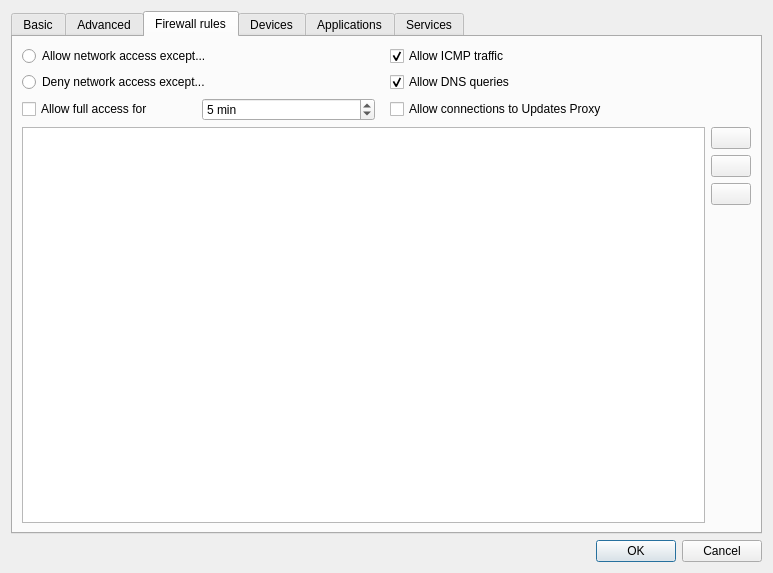
Before: the Qt Designer form ui/settingsdlg.ui in QubesOS/qubes-manager, drawn with Qt 5.
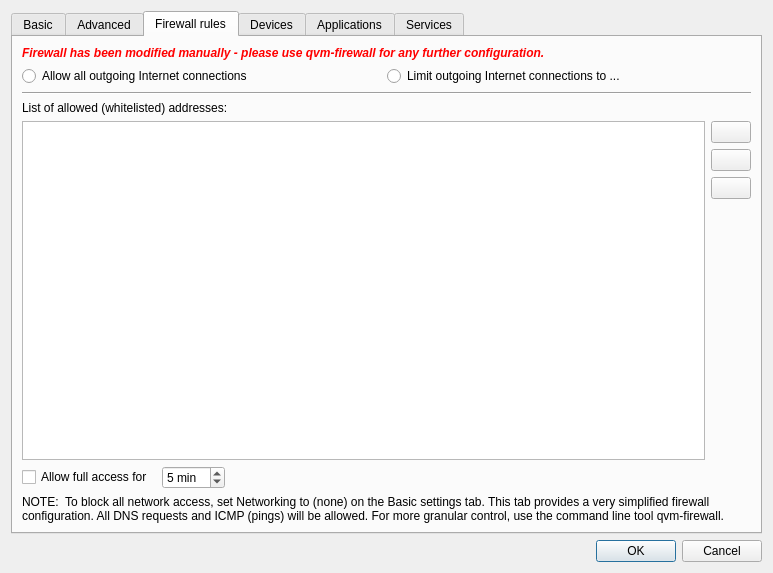
After: the same form once the commit is applied. The open tabs and pages were chosen to show the change. Icons and pictures are not drawn.

Commit message:
Firewall settings
Modified VM Settings - Firewall tab to be easier to use and saner.

```diff
--- a/ui/settingsdlg.ui
+++ b/ui/settingsdlg.ui
@@ -655,48 +655,101 @@
          <string>Firewall rules</string>
         </attribute>
         <layout class="QGridLayout" name="gridLayout_8">
-         <item row="0" column="0">
-          <widget class="QRadioButton" name="policyAllowRadioButton">
-           <property name="text">
-            <string>Allow network access except...</string>
-           </property>
-          </widget>
-         </item>
-         <item row="0" column="1">
-          <widget class="QCheckBox" name="icmpCheckBox">
-           <property name="minimumSize">
-            <size>
-             <width>323</width>
-             <height>0</height>
-            </size>
-           </property>
-           <property name="text">
-            <string>Allow ICMP traffic</string>
-           </property>
-           <property name="checked">
-            <bool>true</bool>
-           </property>
-          </widget>
-         </item>
          <item row="1" column="0">
-          <widget class="QRadioButton" name="policyDenyRadioButton">
-           <property name="text">
-            <string>Deny network access except...</string>
-           </property>
-          </widget>
-         </item>
-         <item row="1" column="1">
-          <widget class="QCheckBox" name="dnsCheckBox">
-           <property name="text">
-            <string>Allow DNS queries</string>
-           </property>
-           <property name="checked">
-            <bool>true</bool>
-           </property>
-          </widget>
+          <layout class="QHBoxLayout" name="horizontalLayout_5">
+           <item>
+            <widget class="QRadioButton" name="policyAllowRadioButton">
+             <property name="text">
+              <string>Allow all outgoing Internet connections</string>
+             </property>
+            </widget>
+           </item>
+           <item>
+            <widget class="QRadioButton" name="policyDenyRadioButton">
+             <property name="text">
+              <string>Limit outgoing Internet connections to ...</string>
+             </property>
+            </widget>
+           </item>
+          </layout>
          </item>
          <item row="3" column="0" colspan="2">
-          <layout class="QHBoxLayout" name="horizontalLayout_2">
+          <widget class="Line" name="line">
+           <property name="orientation">
+            <enum>Qt::Horizontal</enum>
+           </property>
+          </widget>
+         </item>
+         <item row="7" column="0" colspan="2">
+          <widget class="QLabel" name="label_22">
+           <property name="text">
+            <string>NOTE:  To block all network access, set Networking to (none) on the Basic settings tab. This tab provides a very simplified firewall configuration. All DNS requests and ICMP (pings) will be allowed. For more granular control, use the command line tool qvm-firewall.</string>
+           </property>
+           <property name="alignment">
+            <set>Qt::AlignLeading|Qt::AlignLeft|Qt::AlignVCenter</set>
+           </property>
+           <property name="wordWrap">
+            <bool>true</bool>
+           </property>
+          </widget>
+         </item>
+         <item row="4" column="0">
+          <widget class="QLabel" name="firewalRulesLabel">
+           <property name="text">
+            <string>List of allowed (whitelisted) addresses:</string>
+           </property>
+          </widget>
+         </item>
+         <item row="6" column="0">
+          <widget class="QWidget" name="tempFullAccessWidget" native="true">
+           <property name="enabled">
+            <bool>true</bool>
+           </property>
+           <layout class="QGridLayout" name="gridLayout_6">
+            <property name="leftMargin">
+             <number>0</number>
+            </property>
+            <property name="topMargin">
+             <number>0</number>
+            </property>
+            <property name="bottomMargin">
+             <number>0</number>
+            </property>
+            <item row="1" column="0">
+             <widget class="QCheckBox" name="tempFullAccess">
+              <property name="text">
+               <string>Allow full access for </string>
+              </property>
+             </widget>
+            </item>
+            <item row="1" column="1">
+             <widget class="QSpinBox" name="tempFullAccessTime">
+              <property name="suffix">
+               <string> min</string>
+              </property>
+              <property name="value">
+               <number>5</number>
+              </property>
+             </widget>
+            </item>
+            <item row="1" column="2">
+             <spacer name="horizontalSpacer_2">
+              <property name="orientation">
+               <enum>Qt::Horizontal</enum>
+              </property>
+              <property name="sizeHint" stdset="0">
+               <size>
+                <width>40</width>
+                <height>20</height>
+               </size>
+              </property>
+             </spacer>
+            </item>
+           </layout>
+          </widget>
+         </item>
+         <item row="5" column="0" colspan="2">
+          <layout class="QHBoxLayout" name="firewallRulesLayout">
            <property name="sizeConstraint">
             <enum>QLayout::SetMaximumSize</enum>
            </property>
@@ -805,48 +858,57 @@
            </item>
           </layout>
          </item>
-         <item row="2" column="1">
-          <widget class="QCheckBox" name="yumproxyCheckBox">
+         <item row="0" column="0">
+          <widget class="QLabel" name="firewallModifiedOutsidelabel">
+           <property name="palette">
+            <palette>
+             <active>
+              <colorrole role="WindowText">
+               <brush brushstyle="SolidPattern">
+                <color alpha="255">
+                 <red>255</red>
+                 <green>0</green>
+                 <blue>0</blue>
+                </color>
+               </brush>
+              </colorrole>
+             </active>
+             <inactive>
+              <colorrole role="WindowText">
+               <brush brushstyle="SolidPattern">
+                <color alpha="255">
+                 <red>255</red>
+                 <green>0</green>
+                 <blue>0</blue>
+                </color>
+               </brush>
+              </colorrole>
+             </inactive>
+             <disabled>
+              <colorrole role="WindowText">
+               <brush brushstyle="SolidPattern">
+                <color alpha="255">
+                 <red>139</red>
+                 <green>142</green>
+                 <blue>142</blue>
+                </color>
+               </brush>
+              </colorrole>
+             </disabled>
+            </palette>
+           </property>
+           <property name="font">
+            <font>
+             <weight>75</weight>
+             <italic>true</italic>
+             <bold>true</bold>
+            </font>
+           </property>
            <property name="text">
-            <string>Allow connections to Updates Proxy</string>
+            <string>Firewall has been modified manually - please use qvm-firewall for any further configuration.</string>
            </property>
           </widget>
          </item>
-         <item row="2" column="0">
-          <widget class="QWidget" name="tempFullAccessWidget" native="true">
-           <property name="enabled">
-            <bool>true</bool>
-           </property>
-           <layout class="QGridLayout" name="gridLayout_6">
-            <property name="leftMargin">
-             <number>0</number>
-            </property>
-            <property name="topMargin">
-             <number>0</number>
-            </property>
-            <property name="bottomMargin">
-             <number>0</number>
-            </property>
-            <item row="0" column="0">
-             <widget class="QCheckBox" name="tempFullAccess">
-              <property name="text">
-               <string>Allow full access for </string>
-              </property>
-             </widget>
-            </item>
-            <item row="0" column="1">
-             <widget class="QSpinBox" name="tempFullAccessTime">
-              <property name="suffix">
-               <string> min</string>
-              </property>
-              <property name="value">
-               <number>5</number>
-              </property>
-             </widget>
-            </item>
-           </layout>
-          </widget>
-         </item>
         </layout>
        </widget>
        <widget class="QWidget" name="devices_tab">
```
Left out of the diff: 7 changed lines with no effect on the pictures. The commit also changes 3 other files.
